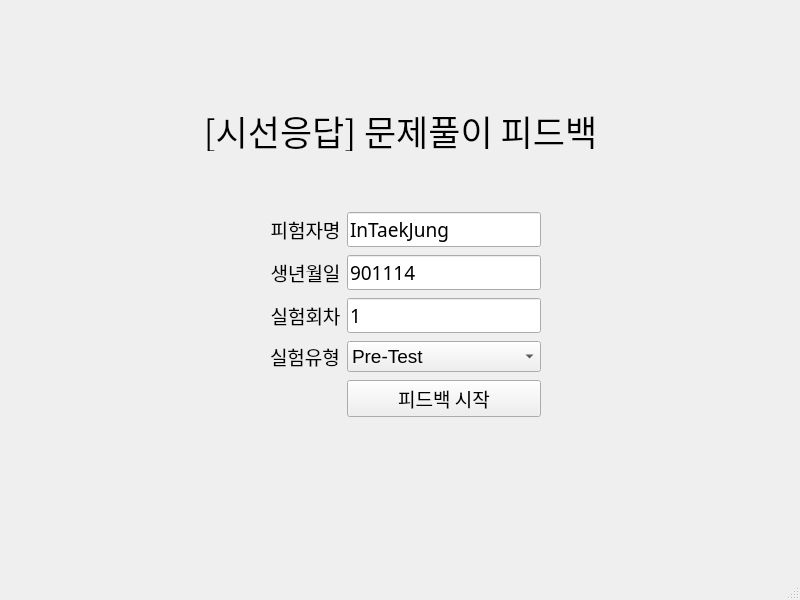
First picture: the form in ui/feedback_main_page.ui, repository PsycIT/Edu_Exp_App, before the edit.
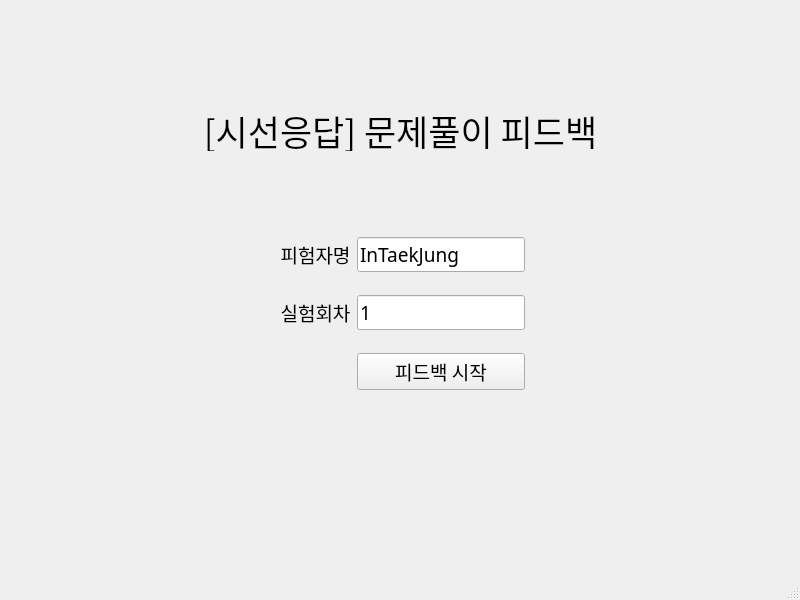
Second picture: the form after the edit.

Diff of the .ui file:
```diff
--- a/ui/feedback_main_page.ui
+++ b/ui/feedback_main_page.ui
@@ -14,17 +14,39 @@
    <string>MainWindow</string>
   </property>
   <widget class="QWidget" name="centralwidget">
-   <widget class="QWidget" name="gridLayoutWidget">
+   <widget class="QLabel" name="titleLabel">
     <property name="geometry">
      <rect>
-      <x>270</x>
-      <y>210</y>
-      <width>271</width>
-      <height>211</height>
+      <x>190</x>
+      <y>110</y>
+      <width>421</width>
+      <height>41</height>
      </rect>
     </property>
-    <layout class="QGridLayout" name="gridLayout">
-     <item row="3" column="0">
+    <property name="font">
+     <font>
+      <family>나눔스퀘어_ac</family>
+      <pointsize>26</pointsize>
+     </font>
+    </property>
+    <property name="text">
+     <string>[시선응답] 문제풀이 피드백</string>
+    </property>
+    <property name="alignment">
+     <set>Qt::AlignCenter</set>
+    </property>
+   </widget>
+   <widget class="QWidget" name="gridLayoutWidget_2">
+    <property name="geometry">
+     <rect>
+      <x>280</x>
+      <y>220</y>
+      <width>245</width>
+      <height>189</height>
+     </rect>
+    </property>
+    <layout class="QGridLayout" name="gridLayout_">
+     <item row="1" column="0">
       <widget class="QLabel" name="expCntLabel">
        <property name="font">
         <font>
@@ -40,72 +62,20 @@
        </property>
       </widget>
      </item>
-     <item row="1" column="1">
-      <widget class="QLineEdit" name="nameLEdit">
-       <property name="font">
-        <font>
-         <family>나눔스퀘어_ac</family>
-         <pointsize>14</pointsize>
-        </font>
-       </property>
-       <property name="text">
-        <string>InTaekJung</string>
-       </property>
-      </widget>
-     </item>
-     <item row="2" column="0">
-      <widget class="QLabel" name="birthLabel">
-       <property name="font">
-        <font>
-         <family>나눔스퀘어_ac</family>
-         <pointsize>14</pointsize>
-        </font>
-       </property>
-       <property name="text">
-        <string>생년월일</string>
-       </property>
-       <property name="alignment">
-        <set>Qt::AlignCenter</set>
-       </property>
-      </widget>
-     </item>
-     <item row="3" column="1">
-      <widget class="QLineEdit" name="expCntLEdit">
-       <property name="font">
-        <font>
-         <family>나눔스퀘어_ac</family>
-         <pointsize>14</pointsize>
-        </font>
-       </property>
-       <property name="text">
-        <string>1</string>
-       </property>
-      </widget>
-     </item>
-     <item row="1" column="0">
-      <widget class="QLabel" name="nameLabel">
-       <property name="font">
-        <font>
-         <family>나눔스퀘어_ac</family>
-         <pointsize>14</pointsize>
-        </font>
-       </property>
-       <property name="text">
-        <string>피험자명</string>
-       </property>
-       <property name="alignment">
-        <set>Qt::AlignCenter</set>
-       </property>
-      </widget>
-     </item>
-     <item row="5" column="1">
-      <widget class="QPushButton" name="submitBtn">
+     <item row="2" column="1">
+      <widget class="QPushButton" name="startBtn">
        <property name="sizePolicy">
         <sizepolicy hsizetype="Minimum" vsizetype="Fixed">
          <horstretch>0</horstretch>
          <verstretch>0</verstretch>
         </sizepolicy>
        </property>
+       <property name="maximumSize">
+        <size>
+         <width>16777215</width>
+         <height>16777215</height>
+        </size>
+       </property>
        <property name="font">
         <font>
          <family>나눔스퀘어_ac</family>
@@ -117,21 +87,27 @@
        </property>
       </widget>
      </item>
-     <item row="2" column="1">
-      <widget class="QLineEdit" name="birthLEdit">
+     <item row="0" column="0">
+      <widget class="QLabel" name="nameLabel">
        <property name="font">
         <font>
          <family>나눔스퀘어_ac</family>
          <pointsize>14</pointsize>
         </font>
        </property>
+       <property name="layoutDirection">
+        <enum>Qt::LeftToRight</enum>
+       </property>
        <property name="text">
-        <string extracomment="ex. 901114">901114</string>
+        <string>피험자명</string>
        </property>
+       <property name="alignment">
+        <set>Qt::AlignCenter</set>
+       </property>
       </widget>
      </item>
-     <item row="4" column="0">
-      <widget class="QLabel" name="label">
+     <item row="0" column="1">
+      <widget class="QLineEdit" name="nameLEdit">
        <property name="font">
         <font>
          <family>나눔스퀘어_ac</family>
@@ -139,53 +115,25 @@
         </font>
        </property>
        <property name="text">
-        <string>실험유형</string>
+        <string>InTaekJung</string>
        </property>
       </widget>
      </item>
-     <item row="4" column="1">
-      <widget class="QComboBox" name="expTypeCBox">
+     <item row="1" column="1">
+      <widget class="QLineEdit" name="expCntLEdit">
        <property name="font">
         <font>
+         <family>나눔스퀘어_ac</family>
          <pointsize>14</pointsize>
         </font>
        </property>
-       <item>
         <property name="text">
-         <string>Pre-Test</string>
-        </property>
-       </item>
-       <item>
-        <property name="text">
-         <string>Post-Test</string>
-        </property>
-       </item>
+        <string>1</string>
+       </property>
       </widget>
      </item>
     </layout>
    </widget>
-   <widget class="QLabel" name="titleLabel">
-    <property name="geometry">
-     <rect>
-      <x>190</x>
-      <y>110</y>
-      <width>421</width>
-      <height>41</height>
-     </rect>
-    </property>
-    <property name="font">
-     <font>
-      <family>나눔스퀘어_ac</family>
-      <pointsize>26</pointsize>
-     </font>
-    </property>
-    <property name="text">
-     <string>[시선응답] 문제풀이 피드백</string>
-    </property>
-    <property name="alignment">
-     <set>Qt::AlignCenter</set>
-    </property>
-   </widget>
   </widget>
   <widget class="QMenuBar" name="menubar">
    <property name="geometry">
```
Lines whose indentation alone changed are shown as unchanged.
